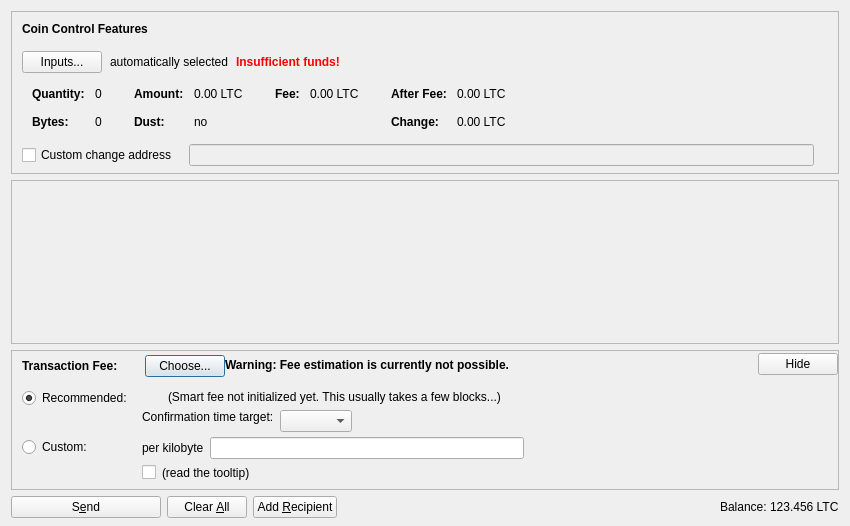
Before: the Qt Designer form src/qt/forms/sendcoinsdialog.ui in TechnoConserve/AveCoin, drawn with Qt 5.
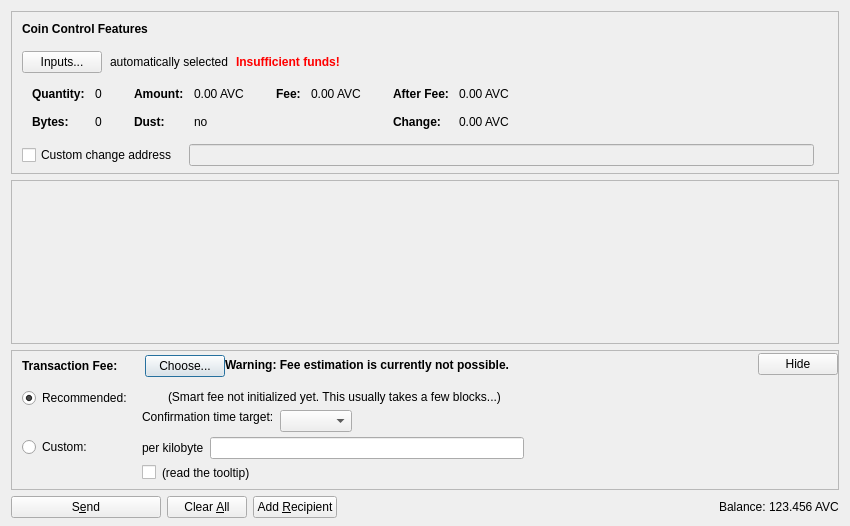
After: the same form once the commit is applied. Icons and pictures are not drawn. Custom widgets are drawn as their Qt base class.

Patch:
```diff
--- a/src/qt/forms/sendcoinsdialog.ui
+++ b/src/qt/forms/sendcoinsdialog.ui
@@ -324,7 +324,7 @@
                   <enum>Qt::ActionsContextMenu</enum>
                  </property>
                  <property name="text">
-                  <string notr="true">0.00 LTC</string>
+                  <string notr="true">0.00 AVC</string>
                  </property>
                  <property name="textInteractionFlags">
                   <set>Qt::LinksAccessibleByMouse|Qt::TextSelectableByKeyboard|Qt::TextSelectableByMouse</set>
@@ -404,7 +404,7 @@
                   <enum>Qt::ActionsContextMenu</enum>
                  </property>
                  <property name="text">
-                  <string notr="true">0.00 LTC</string>
+                  <string notr="true">0.00 AVC</string>
                  </property>
                  <property name="textInteractionFlags">
                   <set>Qt::LinksAccessibleByMouse|Qt::TextSelectableByKeyboard|Qt::TextSelectableByMouse</set>
@@ -455,7 +455,7 @@
                   <enum>Qt::ActionsContextMenu</enum>
                  </property>
                  <property name="text">
-                  <string notr="true">0.00 LTC</string>
+                  <string notr="true">0.00 AVC</string>
                  </property>
                  <property name="textInteractionFlags">
                   <set>Qt::LinksAccessibleByMouse|Qt::TextSelectableByKeyboard|Qt::TextSelectableByMouse</set>
@@ -484,7 +484,7 @@
                   <enum>Qt::ActionsContextMenu</enum>
                  </property>
                  <property name="text">
-                  <string notr="true">0.00 LTC</string>
+                  <string notr="true">0.00 AVC</string>
                  </property>
                  <property name="textInteractionFlags">
                   <set>Qt::LinksAccessibleByMouse|Qt::TextSelectableByKeyboard|Qt::TextSelectableByMouse</set>
@@ -1239,7 +1239,7 @@
           <cursorShape>IBeamCursor</cursorShape>
          </property>
          <property name="text">
-          <string notr="true">123.456 LTC</string>
+          <string notr="true">123.456 AVC</string>
          </property>
          <property name="textInteractionFlags">
           <set>Qt::LinksAccessibleByMouse|Qt::TextSelectableByKeyboard|Qt::TextSelectableByMouse</set>
```
